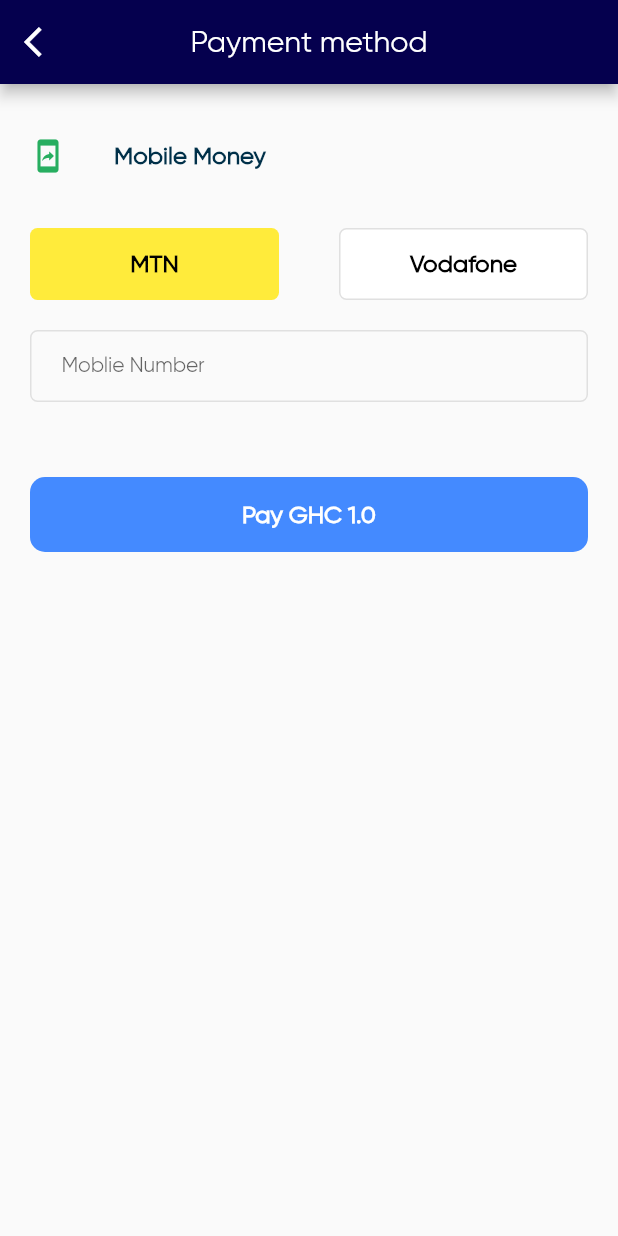
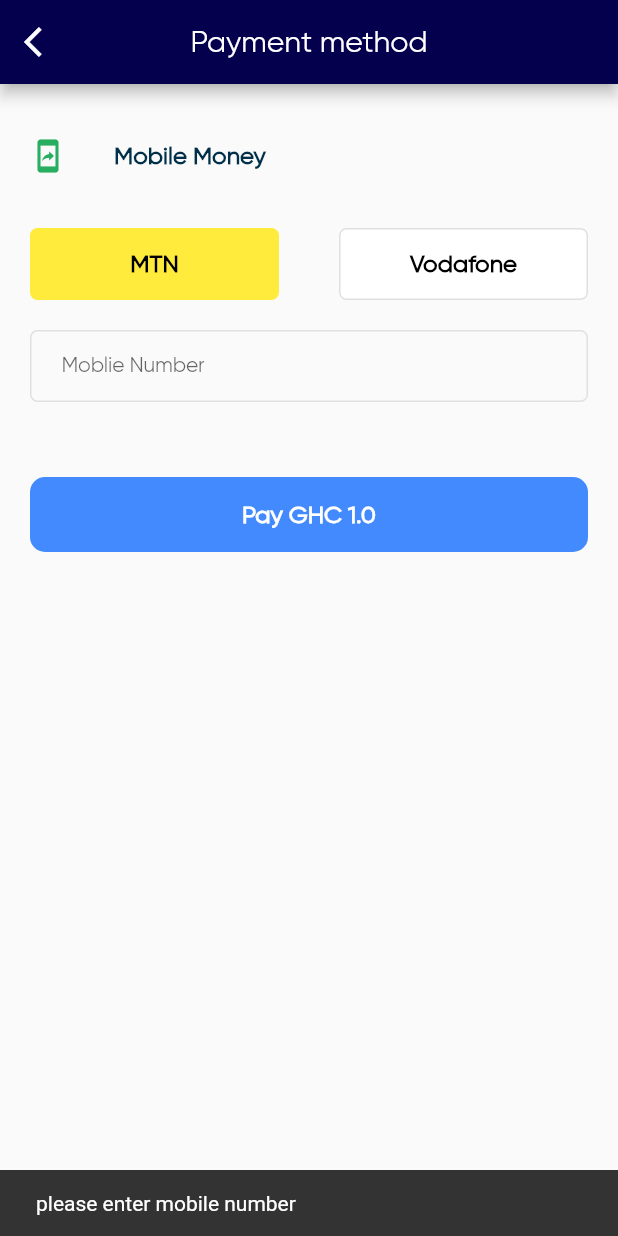
Before and after one commit to jamalabdulnasir220/FlightApp, a Flutter app: the PaymentMethod screen opened directly with empty values, after a tap on an icon or button, on a phone screen of 412 x 824 dp. Run offline on Flutter 3.47's test engine with Material 2 defaults, Android fonts, the phone set to English and light mode, and no system bars; our stand-ins replace barcode_widget, date_format, get, hexcolor; missing offline and left inert: ticket_widget.

Commit message:
integration 95%

```diff
--- a/lib/otherScreens/payment_method.dart
+++ b/lib/otherScreens/payment_method.dart
@@ -223,49 +223,48 @@ class _PaymentMethodState extends State<PaymentMethod> {
     if (phone.isNotEmpty) {
       isLoading = true;
       setState(() {});
-      bool? status = await BackendApi.makePayment(
+      String? status = await BackendApi.makePayment(
         phone: phone,
         // amount: widget.amount, // TODO: uncomment
         bookingId: widget.bookingId,
         network: mtn ? "MTN" : "VOD",
       );
 
-      Ticket ticket = await BackendApi.getTicket(4);
-      Navigator.of(context).push(
-        MaterialPageRoute(
-          builder: (_) => BusTicketScreen(ticket: ticket),
-        ),
-      );
+      // Ticket ticket = await BackendApi.getTicket(4);
+      // Navigator.of(context).push(
+      //   MaterialPageRoute(
+      //     builder: (_) => BusTicketScreen(ticket: ticket),
+      //   ),
+      // );
 
-      //   if (status == null) {
-      //     showDialog(
-      //       context: context,
-      //       builder: (context) => AlertDialog(
-      //         content: Text("Transaction pending, please check your approvals"),
-      //       ),
-      //     );
-      //     //pending
-      //   } else if (!status) {
-      //     ScaffoldMessenger.of(context)
-      //         .showSnackBar(SnackBar(content: Text("Transaction unsuccessful")));
-      //     //failed
-      //   } else {
-      //     //successful
-      //     ScaffoldMessenger.of(context)
-      //         .showSnackBar(SnackBar(content: Text("Transaction successful")));
-      //     Ticket ticket = await BackendApi.getTicket(4);
-      //     Navigator.of(context).push(
-      //       MaterialPageRoute(
-      //         builder: (_) => BusTicketScreen(ticket: ticket),
-      //       ),
-      //     );
-      //   }
-      // } else {
-      //   ScaffoldMessenger.of(context)
-      //       .showSnackBar(SnackBar(content: Text("please enter mobiel number")));
-      // }
-      isLoading = false;
-      setState(() {});
+      if (status == null) {
+        showDialog(
+          context: context,
+          builder: (context) => AlertDialog(
+            content: Text("Transaction unsuccessful, please try again"),
+          ),
+        );
+        //pending
+      } else if (status.isEmpty) {
+        ScaffoldMessenger.of(context).showSnackBar(SnackBar(
+            content: Text("Transaction pending, please check your approvals")));
+        //failed
+      } else {
+        //successful
+        ScaffoldMessenger.of(context)
+            .showSnackBar(SnackBar(content: Text("Transaction successful")));
+        Ticket ticket = await BackendApi.getTicket(status);
+        Navigator.of(context).push(
+          MaterialPageRoute(
+            builder: (_) => BusTicketScreen(ticket: ticket),
+          ),
+        );
+      }
+    } else {
+      ScaffoldMessenger.of(context)
+          .showSnackBar(SnackBar(content: Text("please enter mobile number")));
     }
+    isLoading = false;
+    setState(() {});
   }
 }
```
Also changed, not shown: lib/data/api/backend_api.dart (+6 -6 lines).
